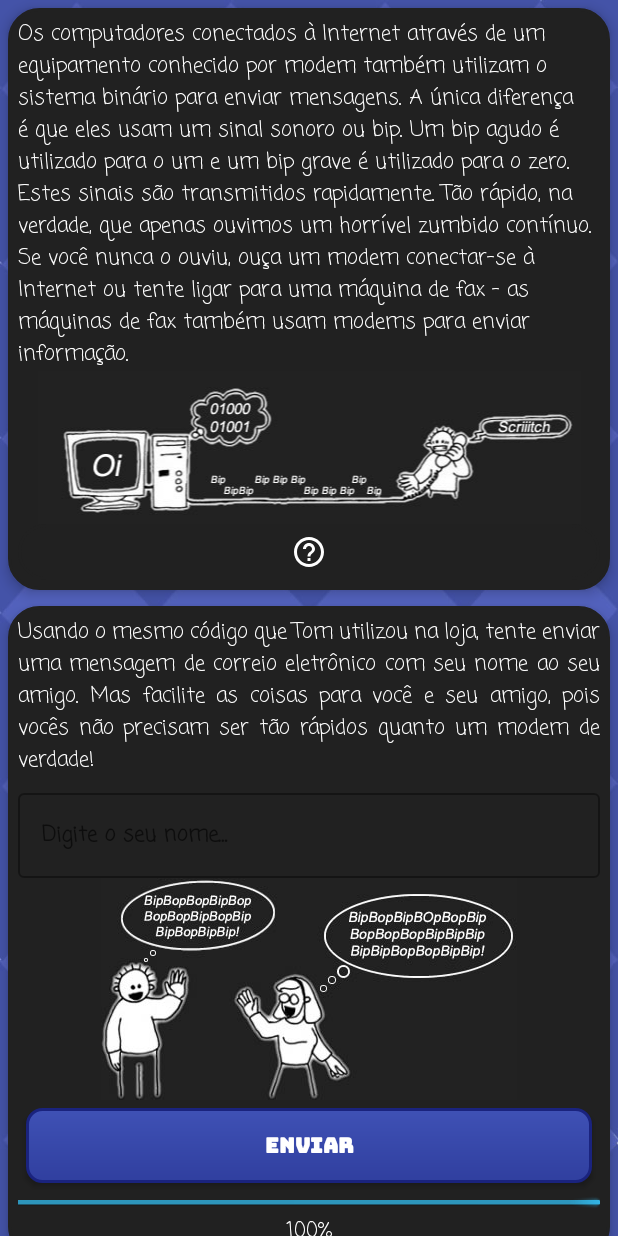
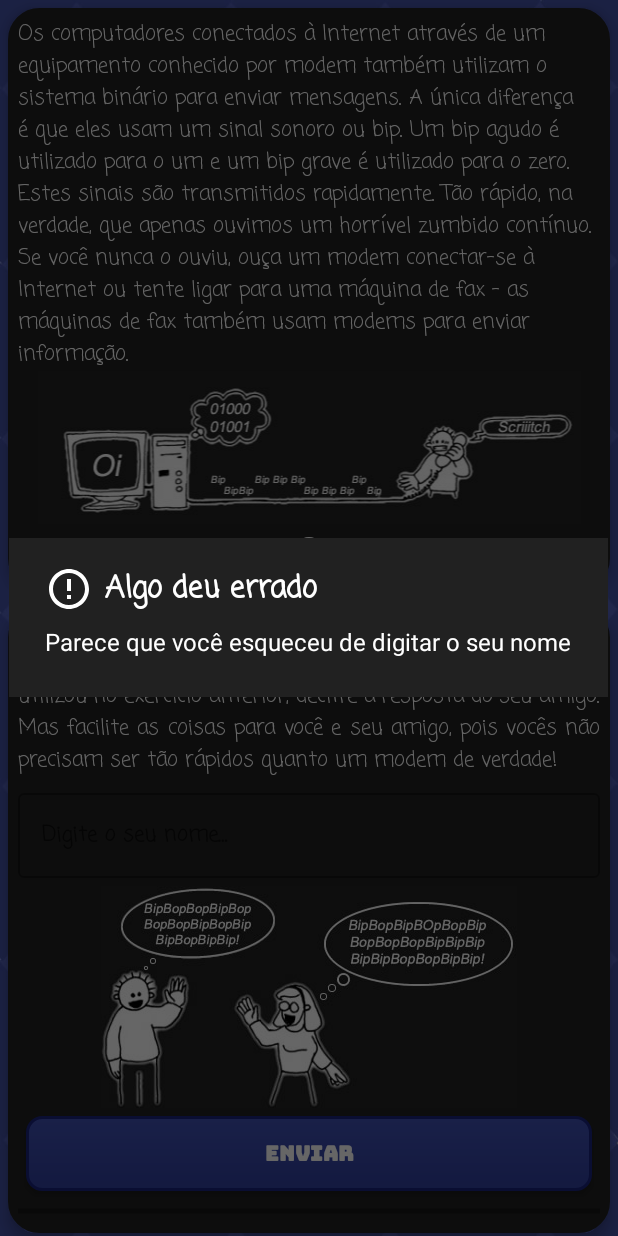
Before and after one commit to barbosamaatheus/PluggedComputing, an Android app: the fragment CorreioEletronicoModemsFragment placed in its activity, after a tap on "ENVIAR", on a phone screen of 412 x 824 dp. Run offline under Robolectric (Android 15) with nearby library versions, the phone set to English and light mode, and no system bars; 1 statement that could not run was skipped; 1 other tap on this screen came first.

Commit message:
Correção de bugs na tela C.E.M

```diff
--- a/app/src/main/java/com/tcc/projeto/appcomputacaoplugada/fragments/CorreioEletronicoModemsFragment.java
+++ b/app/src/main/java/com/tcc/projeto/appcomputacaoplugada/fragments/CorreioEletronicoModemsFragment.java
@@ -6,6 +6,7 @@ import android.support.design.widget.TextInputEditText;
 import android.support.design.widget.TextInputLayout;
 import android.text.Editable;
 import android.text.TextWatcher;
+import android.util.Log;
 import android.view.LayoutInflater;
 import android.view.View;
 import android.view.ViewGroup;
@@ -14,20 +15,24 @@ import android.widget.EditText;
 import android.widget.ImageButton;
 import android.widget.ProgressBar;
 import android.widget.TextView;
+import android.widget.Toast;
 
 import com.tcc.projeto.appcomputacaoplugada.R;
 import com.tcc.projeto.appcomputacaoplugada.adapter.TabelaAdapter;
 
+import java.text.Normalizer;
+
 public class CorreioEletronicoModemsFragment extends MyFragments {
     private TextInputLayout textInputLayout1, textInputLayout2;
-    private TextInputEditText mTextoTraduzido;
+    private TextInputEditText mTextoTraduzido, mTextoNome;
     private TextView envinado, nomeBinario;
     private Button mEnviar;
     private String textoNome = "";
     private String textoTraduzido = "";
-    private String textoRecebido = "";
+    private String textoBinario = "Primeiro envie uma resposta para obter uma resposta";
     private ProgressBar pb;
-    private int progressStatus = 0;
+    private int progressStatus, end;
+
     private Handler handler = new Handler();
 
 
@@ -42,7 +47,8 @@ public class CorreioEletronicoModemsFragment extends MyFragments {
         View view = inflater.inflate(R.layout.fragment_correio_eletronico_modems, container, false);
         initViews(view);
         initVerify();
-        nomeBinario.setText(textoRecebido);
+        nomeBinario.setText(textoBinario);
+
         mDicas.setOnClickListener(new View.OnClickListener() {
             @Override
             public void onClick(View view) {
@@ -53,16 +59,23 @@ public class CorreioEletronicoModemsFragment extends MyFragments {
         mEnviar.setOnClickListener(new View.OnClickListener() {
             @Override
             public void onClick(View view) {
-                textoNome = mTextoNome.getText().toString();
-                envinado.setVisibility(View.VISIBLE);
-                showProgressBar();
+                if (mTextoNome.getText().toString().isEmpty()){
+                    onCreateDialog("Algo deu errado", "Parece que você esqueceu de digitar o seu nome", R.drawable.ic_error_outline_black_24dp);
+                }else {
+                    textoNome = mTextoNome.getText().toString();
+                    nomeBinario.setVisibility(View.GONE);
+                    envinado.setVisibility(View.VISIBLE);
+                    showProgressBar();
+                }
+
             }
         });
 
         mFinalizar.setOnClickListener(new View.OnClickListener() {
+
             @Override
             public void onClick(View view) {
-                textoRecebido = nomeBinario.getText().toString();
+                textoBinario = nomeBinario.getText().toString();
                 if (respostasIsEmpty()) {
                     onCreateDialog("Algo deu errado", getString(R.string.texto_alert_sem_resposta), R.drawable.ic_error_outline_black_24dp);
                 } else {
@@ -74,27 +87,6 @@ public class CorreioEletronicoModemsFragment extends MyFragments {
         return view;
     }
 
-    @Override
-    protected void initViews(View view) {
-        initEditTexts(view);
-        initTextView(view);
-        pb = (ProgressBar) view.findViewById(R.id.pb);
-        mDicas = (ImageButton) view.findViewById(R.id.dicasCEM);
-        mEnviar = (Button) view.findViewById(R.id.enviar);
-        mFinalizar = (Button) view.findViewById(R.id.btn_finalizar_cem);
-    }
-
-    private void initEditTexts(View view) {
-        textInputLayout1 = (TextInputLayout) view.findViewById(R.id.textInputLayout1);
-        textInputLayout2 = (TextInputLayout) view.findViewById(R.id.textInputLayout2);
-        mTextoTraduzido = (TextInputEditText) view.findViewById(R.id.textoTraduzidoCem);
-        mTextoNome = (TextInputEditText) view.findViewById(R.id.textoNome);
-    }
-
-    private void initTextView(View view) {
-        envinado = (TextView) view.findViewById(R.id.enviando);
-        nomeBinario = (TextView) view.findViewById(R.id.nomeBinario);
-    }
 
     @Override
     protected boolean respostasIsEmpty() {
@@ -112,7 +104,7 @@ public class CorreioEletronicoModemsFragment extends MyFragments {
     protected boolean validarCampos() {
         View focus = null;
         exibir = false;
-        if(!validarTexto(textoTraduzido)){
+        if (!validarTexto(textoTraduzido)) {
             mTextoTraduzido.setError(getString(R.string.resposta_incorreta));
             focus = mTextoTraduzido;
             exibir = true;
@@ -139,7 +131,7 @@ public class CorreioEletronicoModemsFragment extends MyFragments {
     }
 
     private boolean validarTexto(String s) {
-        if (s.equalsIgnoreCase("ola, " + textoNome)) {
+        if (removeAccents(s).equalsIgnoreCase("ola, " + textoNome)) {
             return true;
         }
         return false;
@@ -149,18 +141,21 @@ public class CorreioEletronicoModemsFragment extends MyFragments {
         TabelaAdapter tabela = new TabelaAdapter();
         String nomeBinarios = "01111 01100 00001, ";
         for (int i = 0; i < mTextoNome.length(); i++) {
-            nomeBinarios += tabela.obterBinarioDaLetra(mTextoNome.charAt(i)+"")+" ";
+            nomeBinarios += tabela.obterBinarioDaLetra(mTextoNome.charAt(i) + "") + " ";
         }
         return nomeBinarios;
     }
 
     private void showProgressBar() {
+        String textoConvertido = converterBinario(removeAccents(textoNome.replace(" ", "")));
         progressStatus = 0;
+        end = 0;
         new Thread(new Runnable() {
             @Override
             public void run() {
                 while (progressStatus < 100) {
                     // Update the progress status
+
                     progressStatus += 1;
 
                     // Try to sleep the thread for 20 milliseconds
@@ -169,7 +164,6 @@ public class CorreioEletronicoModemsFragment extends MyFragments {
                     } catch (InterruptedException e) {
                         e.printStackTrace();
                     }
-
                     // Update the progress bar
                     handler.post(new Runnable() {
                         @Override
@@ -179,11 +173,44 @@ public class CorreioEletronicoModemsFragment extends MyFragments {
                             envinado.setText(progressStatus + "%");
                         }
                     });
+                    handler.postDelayed(new Runnable() {
+                        @Override
+                        public void run() {
+                            nomeBinario.setVisibility(View.VISIBLE);
+                            nomeBinario.setText(textoConvertido);
+                        }
+                    }, 1900);// Start the operation
                 }
-                nomeBinario.setText(converterBinario(textoNome.toString()));
-
             }
-        }).start();// Start the operation
+        }).start();
 
     }
+
+    private static String removeAccents(String str) {
+        str = Normalizer.normalize(str, Normalizer.Form.NFD);
+        str = str.replaceAll("[^\\p{ASCII}]", "");
+        return str;
+    }
+
+    @Override
+    protected void initViews(View view) {
+        initEditTexts(view);
+        initTextView(view);
+        pb = (ProgressBar) view.findViewById(R.id.pb);
+        mDicas = (ImageButton) view.findViewById(R.id.dicasCEM);
+        mEnviar = (Button) view.findViewById(R.id.enviar);
+        mFinalizar = (Button) view.findViewById(R.id.btn_finalizar_cem);
+    }
+
+    private void initEditTexts(View view) {
+        textInputLayout1 = (TextInputLayout) view.findViewById(R.id.textInputLayout1);
+        textInputLayout2 = (TextInputLayout) view.findViewById(R.id.textInputLayout2);
+        mTextoTraduzido = (TextInputEditText) view.findViewById(R.id.textoTraduzidoCem);
+        mTextoNome = (TextInputEditText) view.findViewById(R.id.textoNome);
+    }
+
+    private void initTextView(View view) {
+        envinado = (TextView) view.findViewById(R.id.enviando);
+        nomeBinario = (TextView) view.findViewById(R.id.nomeBinario);
+    }
 }
--- a/app/src/main/res/layout/fragment_correio_eletronico_modems.xml
+++ b/app/src/main/res/layout/fragment_correio_eletronico_modems.xml
@@ -72,17 +72,15 @@
                     android:id="@+id/textoNome"
                     android:layout_width="match_parent"
                     android:layout_height="wrap_content"
-                    android:fontFamily="casual"
                     android:hint="Digite o seu nome..."
-                    android:textAlignment="center"
-                    android:textColor="@color/textColorPrimary"
-                    android:textColorHint="@color/colorHint" />
+                    android:theme="@style/EditTextStyle" />
             </android.support.design.widget.TextInputLayout>
 
 
             <ImageView
                 android:layout_width="match_parent"
                 android:layout_height="match_parent"
+                android:layout_marginTop="5dp"
                 android:src="@mipmap/bipbop" />
 
 
@@ -90,12 +88,9 @@
                 android:id="@+id/enviar"
                 android:layout_width="match_parent"
                 android:layout_height="wrap_content"
-                android:layout_margin="5dp"
-                android:background="@drawable/buttonshape"
-                android:fontFamily="@font/bungee"
                 android:text="ENVIAR"
-                android:textColor="@android:color/white"
-                android:textStyle="bold" />
+                style="@style/ButtonStyle"
+                 />
 
             <ProgressBar
                 android:id="@+id/pb"
@@ -129,11 +124,12 @@
                 android:background="@mipmap/alfabeto" />
 
             <TextView
+                android:id="@+id/recebido"
                 android:layout_width="match_parent"
                 android:layout_height="match_parent"
                 android:layout_marginTop="5dp"
                 android:fontFamily="casual"
-                android:text="O Tom te enviou está mensagem, vamos traduzir?:"
+                android:text="O Tom te enviou está mensagem, vamos traduzir?"
                 android:textAlignment="center"
                 android:textColor="@color/textColorPrimary" />
 
@@ -141,7 +137,7 @@
                 android:id="@+id/nomeBinario"
                 android:layout_width="match_parent"
                 android:layout_height="match_parent"
-                android:layout_marginTop="5dp"
+                android:layout_margin="5dp"
                 android:fontFamily="casual"
                 android:textAlignment="center"
                 android:textColor="@color/textColorPrimary" />
@@ -159,14 +155,8 @@
                     android:id="@+id/textoTraduzidoCem"
                     android:layout_width="match_parent"
                     android:layout_height="wrap_content"
-                    android:focusable="true"
-                    android:focusableInTouchMode="true"
-                    android:fontFamily="casual"
                     android:hint="Traduza a mensagem aqui..."
-                    android:textAlignment="center"
-                    android:textColor="@color/textColorPrimary"
-                    android:textColorHint="@color/colorHint"
-                    app:errorEnabled="true" />
+                    android:theme="@style/EditTextStyle" />
             </android.support.design.widget.TextInputLayout>
 
 
@@ -176,12 +166,9 @@
             android:id="@+id/btn_finalizar_cem"
             android:layout_width="match_parent"
             android:layout_height="wrap_content"
-            android:layout_margin="5dp"
-            android:background="@drawable/buttonshape"
-            android:fontFamily="@font/bungee"
             android:text="Finalizar"
-            android:textColor="@android:color/white"
-            android:textStyle="bold" />
+            style="@style/ButtonStyle"
+            />
 
     </LinearLayout>
 
--- a/app/src/main/res/values/strings.xml
+++ b/app/src/main/res/values/strings.xml
@@ -50,7 +50,7 @@
         Tão rápido, na verdade, que apenas ouvimos um horrível zumbido contínuo. Se você nunca o ouviu, ouça um modem
         conectar-se à Internet ou tente ligar para uma máquina de fax – as máquinas de fax também usam modems para enviar informação.</string>
 
-    <string name="texto_CEM02">Usando o mesmo código que Tom utilizou na loja, tente enviar uma mensagem de correio eletrônico com seu nome ao seu amigo.
+    <string name="texto_CEM02">Tente enviar uma mensagem de correio eletrônico com seu nome ao seu amigo. Depois usando o mesmo código que Tom utilizou no exercicio anterior, decifre a resposta do seu amigo.
         Mas facilite as coisas para você e seu amigo, pois vocês não precisam ser tão rápidos quanto um modem de verdade!</string>
 
     <string name="texto_CA31_01">Você já colocou todos os seus dedos para trabalhar? Pois agora seus dedos podem contar e
@@ -82,7 +82,7 @@
         \n2. Decifre todos os numeros e ao final traduza a mensagem;
         \n3. Responda todas as perguntas corretamente para completar a tarefa.</string>
 
-    <string name="dicas_cem">1. Digite os numeros corespondentes ao seu nome;
+    <string name="dicas_cem">1. Digite o seu nome e clique em enviar;
     \n2. Decifre a mensagem enviada pelo seu amigo;</string>
 
     <string name="dicas_ca31">1. Não esqueça a sequencia dos cartões 1, 2, 4, 8, 16...;
--- a/app/src/main/res/values/styles.xml
+++ b/app/src/main/res/values/styles.xml
@@ -9,7 +9,7 @@
         <item name="android:textColorPrimary">@color/textColorPrimary</item>
     </style>
 
-    <style name="DialogStyle"  parent="@android:style/Theme.Material.Dialog.Alert" tools:ignore="NewApi">
+    <style name="DialogStyle" parent="@android:style/Theme.Material.Dialog.Alert" tools:ignore="NewApi">
         <item name="android:textStyle">bold</item>
         <item name="android:textColorPrimary">@color/textColorPrimary</item>
         <item name="android:windowBackground">@color/colorAccent</item>
@@ -31,7 +31,17 @@
         <item name="android:fontFamily" tools:targetApi="jelly_bean">casual</item>
 
     </style>
-    <style name="ProgressBarStyle" parent="EditTextStyle">
+
+    <style name="ButtonStyle" parent="AppTheme">
+        <item name="android:fontFamily" tools:targetApi="jelly_bean">@font/bungee</item>
+        <item name="android:textStyle">bold</item>
+        <item name="android:layout_margin">5dp</item>
+        <item name="android:background">@drawable/buttonshape</item>
+        <item name="android:textColor">@color/textColorPrimary</item>
+
+    </style>
+
+    <style name="ProgressBarStyle" parent="AppTheme">
         <item name="colorPrimary">@color/colorPrimary</item>
         <item name="colorPrimaryDark">@color/colorPrimaryDark</item>
         <item name="colorAccent">@color/textColorPrimary</item>
```
